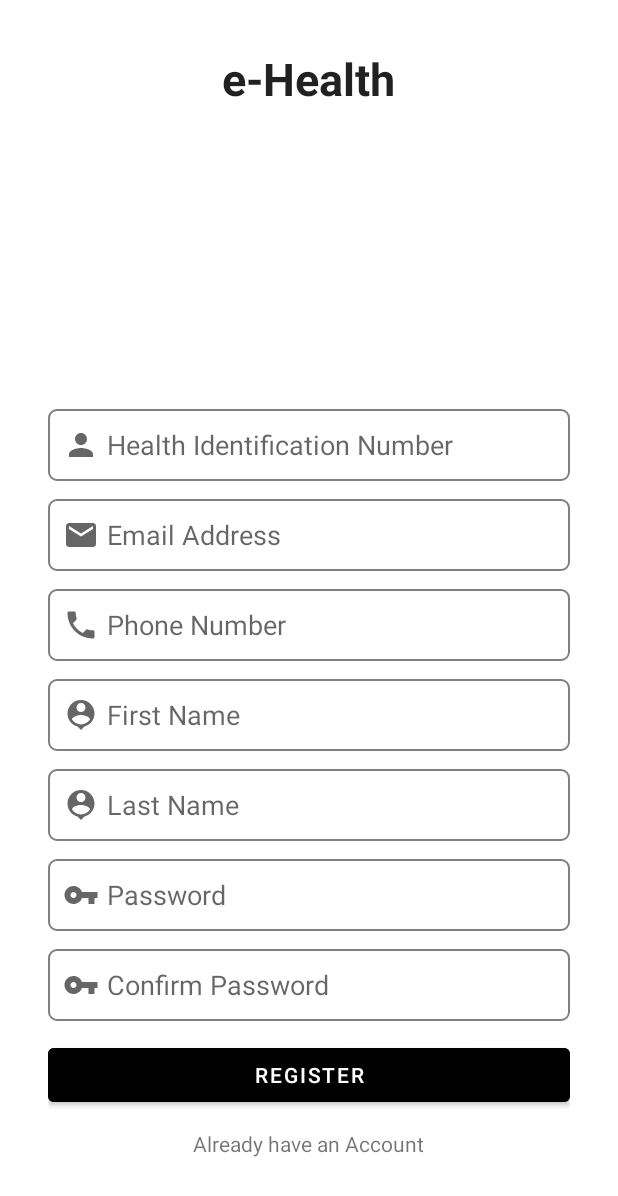
After one commit to alexioan7/E-Health, an Android app: the RegisterActivity screen opened directly, with no data from a screen before it, on a phone screen of 412 x 824 dp. The commit adds this screen. Shown: the top 1196 px of the screen. Run offline under Robolectric (Android 15) with nearby library versions, the phone set to English and light mode, and no system bars.

Commit message:
add RegisterUI add functionality on textView "Don't have an Account" add functionality on textView "Already have an Account"

```diff
--- a/app/build.gradle
+++ b/app/build.gradle
@@ -1,6 +1,7 @@
 plugins {
     id 'com.android.application'
     id 'kotlin-android'
+    id 'kotlin-android-extensions'
 }
 
 android {
--- a/app/src/main/AndroidManifest.xml
+++ b/app/src/main/AndroidManifest.xml
@@ -9,6 +9,9 @@
         android:roundIcon="@mipmap/ic_launcher_round"
         android:supportsRtl="true"
         android:theme="@style/Theme.EHealth">
+        <activity
+            android:name=".activities.RegisterActivity"
+            android:exported="true" />
         <activity android:name=".activities.MainActivity">
             <intent-filter>
                 <action android:name="android.intent.action.MAIN" />
--- a/app/src/main/java/com/alexandros/e_health/activities/MainActivity.kt
+++ b/app/src/main/java/com/alexandros/e_health/activities/MainActivity.kt
@@ -1,12 +1,19 @@
 package com.alexandros.e_health.activities
 
+import android.content.Intent
 import androidx.appcompat.app.AppCompatActivity
 import android.os.Bundle
 import com.alexandros.e_health.R
+import kotlinx.android.synthetic.main.activity_main.*
 
 class MainActivity : AppCompatActivity() {
     override fun onCreate(savedInstanceState: Bundle?) {
         super.onCreate(savedInstanceState)
         setContentView(R.layout.activity_main)
+
+        tvRegister.setOnClickListener(){
+            val intent = Intent(this, RegisterActivity::class.java)
+            startActivity(intent)
+        }
     }
 }
--- /dev/null
+++ b/app/src/main/java/com/alexandros/e_health/activities/RegisterActivity.kt
@@ -0,0 +1,17 @@
+package com.alexandros.e_health.activities
+
+import androidx.appcompat.app.AppCompatActivity
+import android.os.Bundle
+import com.alexandros.e_health.R
+import kotlinx.android.synthetic.main.activity_register.*
+
+class RegisterActivity : AppCompatActivity() {
+    override fun onCreate(savedInstanceState: Bundle?) {
+        super.onCreate(savedInstanceState)
+        setContentView(R.layout.activity_register)
+
+        tvLogin.setOnClickListener(){
+            this.finish()
+        }
+    }
+}
--- a/app/src/main/res/layout/activity_main.xml
+++ b/app/src/main/res/layout/activity_main.xml
@@ -93,7 +93,7 @@
         app:layout_constraintTop_toBottomOf="@+id/txtPassword" />
 
     <TextView
-        android:id="@+id/textView"
+        android:id="@+id/tvRegister"
         android:layout_width="wrap_content"
         android:layout_height="wrap_content"
         android:layout_marginTop="16dp"
--- /dev/null
+++ b/app/src/main/res/layout/activity_register.xml
@@ -0,0 +1,200 @@
+<?xml version="1.0" encoding="utf-8"?>
+<androidx.constraintlayout.widget.ConstraintLayout xmlns:android="http://schemas.android.com/apk/res/android"
+    xmlns:app="http://schemas.android.com/apk/res-auto"
+    xmlns:tools="http://schemas.android.com/tools"
+    android:layout_width="match_parent"
+    android:layout_height="match_parent"
+    android:background="?android:attr/colorBackground"
+    android:padding="32dp"
+    tools:context=".activities.RegisterActivity">
+
+
+    <TextView
+        android:id="@+id/appname"
+        android:layout_width="246dp"
+        android:layout_height="42dp"
+        android:layout_marginBottom="14dp"
+        android:text="e-Health"
+        android:textAlignment="center"
+        android:textAppearance="@style/TextAppearance.AppCompat.Body1"
+        android:textSize="30sp"
+        android:textStyle="bold"
+        app:layout_constraintBottom_toTopOf="@+id/txtHealthNumber"
+        app:layout_constraintEnd_toEndOf="parent"
+        app:layout_constraintHorizontal_bias="0.496"
+        app:layout_constraintStart_toStartOf="parent"
+        app:layout_constraintTop_toTopOf="parent"
+        app:layout_constraintVertical_bias="0.0" />
+
+
+    <Button
+        android:id="@+id/btnRegister"
+        android:layout_width="0dp"
+        android:layout_height="wrap_content"
+        android:layout_marginBottom="12dp"
+        android:backgroundTint="@color/black"
+        android:text="Register"
+        android:textColor="@color/white"
+        app:layout_constraintBottom_toTopOf="@+id/tvLogin"
+        app:layout_constraintEnd_toEndOf="parent"
+        app:layout_constraintStart_toStartOf="parent" />
+
+    <EditText
+        android:id="@+id/txtHealthNumber"
+        android:layout_width="0dp"
+        android:layout_height="wrap_content"
+        android:layout_marginBottom="12dp"
+        android:background="@drawable/input_bg"
+        android:drawableLeft="@drawable/ic_person"
+        android:drawablePadding="5dp"
+        android:ems="10"
+        android:hint="Health Identification Number"
+        android:inputType="number"
+        android:minHeight="48dp"
+        android:paddingStart="10dp"
+        android:paddingTop="10dp"
+        android:paddingEnd="10dp"
+        android:paddingBottom="10dp"
+        app:layout_constraintBottom_toTopOf="@+id/txtEmail"
+        app:layout_constraintEnd_toEndOf="parent"
+        app:layout_constraintStart_toStartOf="parent" />
+
+    <EditText
+        android:id="@+id/txtEmail"
+        android:layout_width="0dp"
+        android:layout_height="wrap_content"
+        android:layout_marginBottom="12dp"
+        android:background="@drawable/input_bg"
+        android:drawableLeft="@drawable/ic_email"
+        android:drawablePadding="5dp"
+        android:ems="10"
+        android:hint="Email Address"
+        android:inputType="textEmailAddress"
+        android:minHeight="48dp"
+        android:paddingStart="10dp"
+        android:paddingTop="10dp"
+        android:paddingEnd="10dp"
+        android:paddingBottom="10dp"
+        app:layout_constraintBottom_toTopOf="@+id/txtPhoneNumber"
+        app:layout_constraintEnd_toEndOf="parent"
+        app:layout_constraintStart_toStartOf="parent" />
+
+    <EditText
+        android:id="@+id/txtPhoneNumber"
+        android:layout_width="0dp"
+        android:layout_height="wrap_content"
+        android:layout_marginBottom="12dp"
+        android:background="@drawable/input_bg"
+        android:drawableLeft="@drawable/ic_phone"
+        android:drawablePadding="5dp"
+        android:ems="10"
+        android:hint="Phone Number"
+        android:inputType="phone"
+        android:minHeight="48dp"
+        android:paddingStart="10dp"
+        android:paddingTop="10dp"
+        android:paddingEnd="10dp"
+        android:paddingBottom="10dp"
+        app:layout_constraintBottom_toTopOf="@+id/txtFirstName"
+        app:layout_constraintEnd_toEndOf="parent"
+        app:layout_constraintStart_toStartOf="parent" />
+
+    <EditText
+        android:id="@+id/txtFirstName"
+        android:layout_width="0dp"
+        android:layout_height="wrap_content"
+        android:layout_marginBottom="12dp"
+        android:background="@drawable/input_bg"
+        android:drawableLeft="@drawable/ic_personal"
+        android:drawablePadding="5dp"
+        android:ems="10"
+        android:hint="First Name"
+        android:inputType="textPersonName"
+        android:minHeight="48dp"
+        android:paddingStart="10dp"
+        android:paddingTop="10dp"
+        android:paddingEnd="10dp"
+        android:paddingBottom="10dp"
+        app:layout_constraintBottom_toTopOf="@+id/txtLastName"
+        app:layout_constraintEnd_toEndOf="parent"
+        app:layout_constraintStart_toStartOf="parent" />
+
+    <EditText
+        android:id="@+id/txtLastName"
+        android:layout_width="0dp"
+        android:layout_height="wrap_content"
+        android:layout_marginBottom="12dp"
+        android:background="@drawable/input_bg"
+        android:drawableLeft="@drawable/ic_personal"
+        android:drawablePadding="5dp"
+        android:ems="10"
+        android:hint="Last Name"
+        android:inputType="textPersonName"
+        android:minHeight="48dp"
+        android:paddingStart="10dp"
+        android:paddingTop="10dp"
+        android:paddingEnd="10dp"
+        android:paddingBottom="10dp"
+        app:layout_constraintBottom_toTopOf="@+id/txtPassword"
+        app:layout_constraintEnd_toEndOf="parent"
+        app:layout_constraintStart_toStartOf="parent" />
+
+    <EditText
+        android:id="@+id/txtPassword"
+        android:layout_width="0dp"
+        android:layout_height="wrap_content"
+        android:layout_marginBottom="12dp"
+        android:background="@drawable/input_bg"
+        android:drawableLeft="@drawable/ic_key"
+        android:drawablePadding="5dp"
+        android:ems="10"
+        android:hint="Password"
+        android:inputType="textPassword"
+        android:minHeight="48dp"
+        android:paddingStart="10dp"
+        android:paddingTop="10dp"
+        android:paddingEnd="10dp"
+        android:paddingBottom="10dp"
+        app:layout_constraintBottom_toTopOf="@+id/txtPasswordConfirm"
+        app:layout_constraintEnd_toEndOf="parent"
+        app:layout_constraintStart_toStartOf="parent" />
+
+    <EditText
+        android:id="@+id/txtPasswordConfirm"
+        android:layout_width="0dp"
+        android:layout_height="wrap_content"
+        android:layout_marginBottom="12dp"
+        android:background="@drawable/input_bg"
+        android:drawableLeft="@drawable/ic_key"
+        android:drawablePadding="5dp"
+        android:ems="10"
+        android:hint="Confirm Password"
+        android:inputType="textPassword"
+        android:minHeight="48dp"
+        android:paddingStart="10dp"
+        android:paddingTop="10dp"
+        android:paddingEnd="10dp"
+        android:paddingBottom="10dp"
+        app:layout_constraintBottom_toTopOf="@+id/btnRegister"
+        app:layout_constraintEnd_toEndOf="parent"
+        app:layout_constraintStart_toStartOf="parent" />
+
+    <TextView
+        android:id="@+id/tvLogin"
+        android:layout_width="wrap_content"
+        android:layout_height="wrap_content"
+        android:layout_marginBottom="20dp"
+        android:text="Already have an Account"
+        app:layout_constraintBottom_toBottomOf="parent"
+        app:layout_constraintEnd_toEndOf="parent"
+        app:layout_constraintHorizontal_bias="0.498"
+        app:layout_constraintStart_toStartOf="parent" />
+
+    <androidx.constraintlayout.widget.Guideline
+        android:id="@+id/guideline4"
+        android:layout_width="wrap_content"
+        android:layout_height="wrap_content"
+        android:orientation="vertical"
+        app:layout_constraintGuide_begin="206dp" />
+
+</androidx.constraintlayout.widget.ConstraintLayout>
--- a/build.gradle
+++ b/build.gradle
@@ -7,7 +7,7 @@ buildscript {
     }
     dependencies {
         classpath "com.android.tools.build:gradle:4.2.1"
-        classpath "org.jetbrains.kotlin:kotlin-gradle-plugin:$kotlin_version"
+        classpath "org.jetbrains.kotlin:kotlin-gradle-plugin:1.5.20"
 
         // NOTE: Do not place your application dependencies here; they belong
         // in the individual module build.gradle files
```
